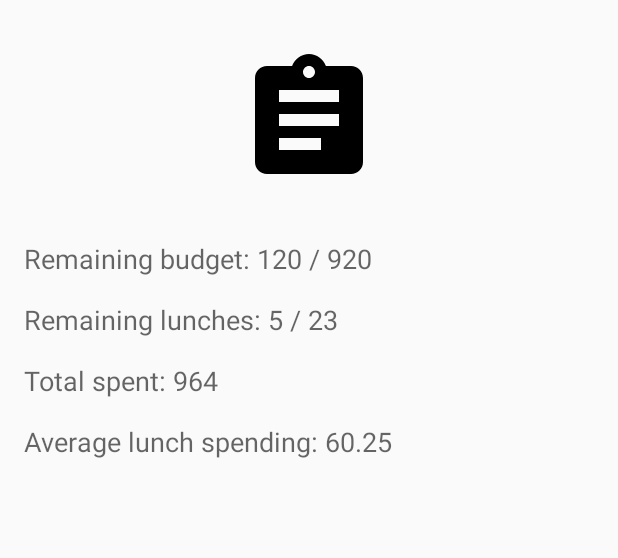
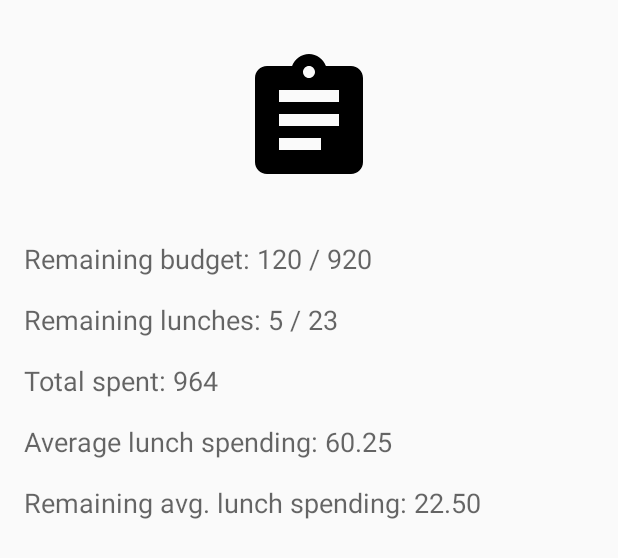
Before and after one commit to ifeins/tenbis-monitor, an Android app: the layout fragment_overview.xml on its own in the app's theme, with its tools: preview values and no code run, on a phone screen of 412 x 824 dp. Shown: the top 558 px of the screen. Run offline under Robolectric (Android 15) with nearby library versions, the phone set to English and light mode, and no system bars.

Commit message:
Added remaining average lunch spending.

```diff
--- a/app/build.gradle
+++ b/app/build.gradle
@@ -30,8 +30,8 @@ android {
         applicationId "com.ifeins.tenbismonit"
         minSdkVersion 19
         targetSdkVersion 26
-        versionCode 190000400
-        versionName "0.4.0"
+        versionCode 190000500
+        versionName "0.5.0"
         testInstrumentationRunner "android.support.test.runner.AndroidJUnitRunner"
         vectorDrawables {
             useSupportLibrary = true
--- a/app/src/main/java/com/ifeins/tenbismonit/fragments/OverviewFragment.java
+++ b/app/src/main/java/com/ifeins/tenbismonit/fragments/OverviewFragment.java
@@ -29,6 +29,7 @@ public class OverviewFragment extends Fragment implements HomeAdapterFragment {
     private TextView mLunchesView;
     private TextView mTotalSpentView;
     private TextView mAverageLunchView;
+    private TextView mRemainingAverageLunchView;
     @Nullable
     private ListenerRegistration mSnapshotListener;
 
@@ -50,6 +51,7 @@ public class OverviewFragment extends Fragment implements HomeAdapterFragment {
         mLunchesView = view.findViewById(R.id.lunches_view);
         mTotalSpentView = view.findViewById(R.id.total_spent_view);
         mAverageLunchView = view.findViewById(R.id.average_lunch_view);
+        mRemainingAverageLunchView = view.findViewById(R.id.remaining_average_lunch_view);
     }
 
     @Override
@@ -70,6 +72,8 @@ public class OverviewFragment extends Fragment implements HomeAdapterFragment {
                 document.get("totalSpent")));
         mAverageLunchView.setText(getString(R.string.average_lunch_spending,
                 document.get("averageLunchSpending")));
+        mRemainingAverageLunchView.setText(getString(R.string.remaining_average_lunch_spending,
+                document.get("remainingAverageLunchSpending")));
     }
 
     @Override
--- a/app/src/main/res/layout/fragment_overview.xml
+++ b/app/src/main/res/layout/fragment_overview.xml
@@ -73,4 +73,18 @@
         android:layout_marginTop="16dp"
         app:layout_constraintTop_toBottomOf="@+id/total_spent_view"/>
 
+    <TextView
+        android:layout_width="0dp"
+        android:layout_height="wrap_content"
+        app:layout_constraintStart_toStartOf="parent"
+        android:layout_marginStart="16dp"
+        tools:text="Remaining avg. lunch spending: 22.50"
+        app:layout_constraintEnd_toEndOf="parent"
+        android:layout_marginEnd="16dp"
+        app:layout_constraintHorizontal_bias="0.0"
+        android:id="@+id/remaining_average_lunch_view"
+        android:textAppearance="@style/TextAppearance.AppCompat.Medium"
+        android:layout_marginTop="16dp"
+        app:layout_constraintTop_toBottomOf="@+id/average_lunch_view"/>
+
 </android.support.constraint.ConstraintLayout>
--- a/app/src/main/res/values/strings.xml
+++ b/app/src/main/res/values/strings.xml
@@ -5,9 +5,10 @@
     <string name="signup_password_hint">Password</string>
     <string name="sign_up">Sign up</string>
     <string name="remaining_budget">Remaining budget: ₪%1$s / ₪%2$s</string>
-    <string name="remaining_lunches">Remaining lunches: ₪%1$s / ₪%2$s</string>
+    <string name="remaining_lunches">Remaining lunches: %1$s / %2$s</string>
     <string name="total_spent">Total spent: ₪%1$s</string>
     <string name="average_lunch_spending">Average lunch spending: ₪%1$s</string>
+    <string name="remaining_average_lunch_spending">Remaining avg. lunch spending: ₪%1$s</string>
     <string name="transaction_amount">₪%1$.2f</string>
     <string name="navigation_action_stats">Stats</string>
     <string name="navigation_action_overview">Overview</string>
```
